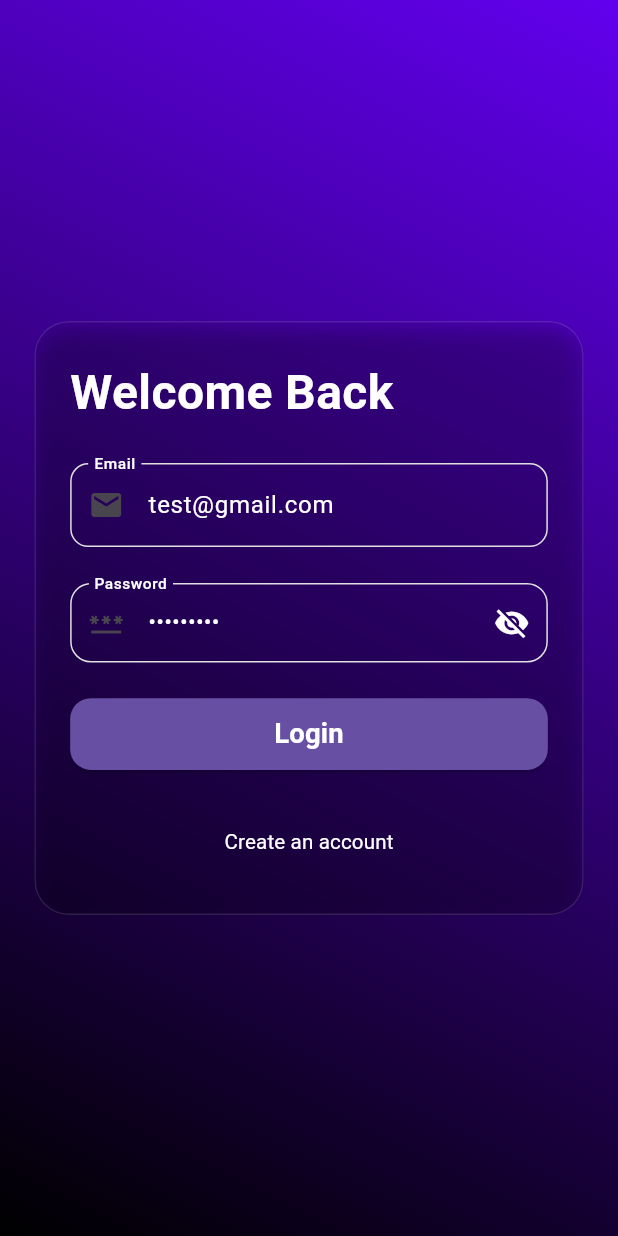
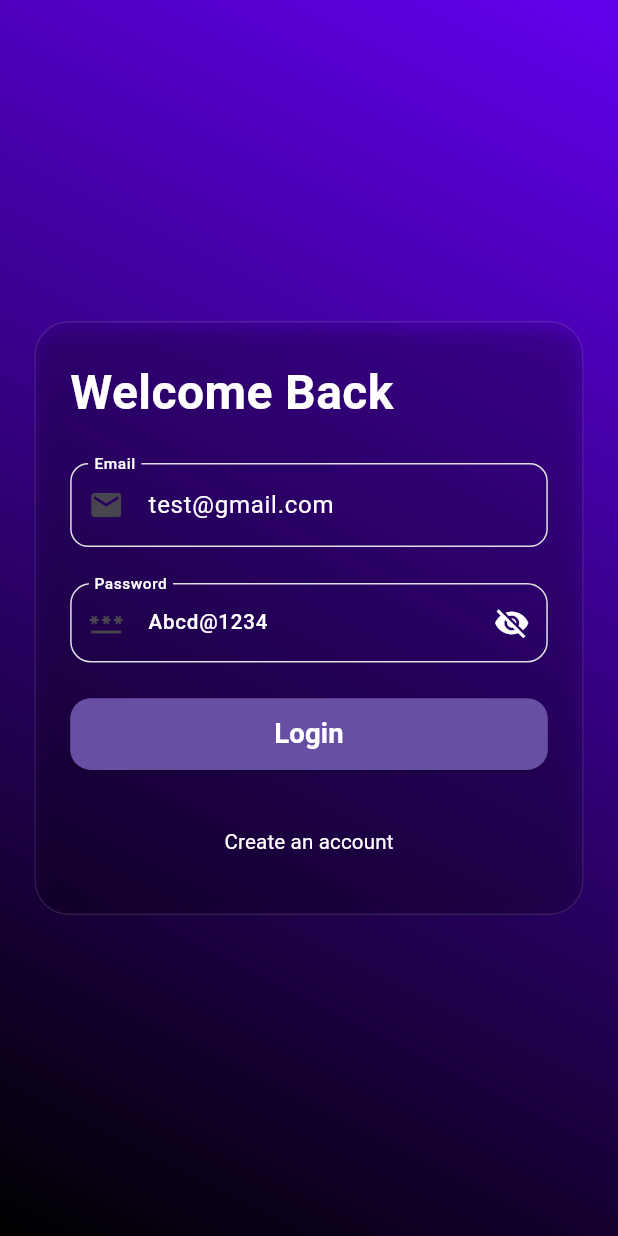
Before and after one commit to VigneshJagannadhan/slot_booking_app, a Flutter app: the screen it shows after launch, on a phone screen of 412 x 824 dp. Run offline on Flutter 3.47's test engine with Material 3 defaults, Android fonts, the phone set to English and light mode, and no system bars; our stand-ins replace connectivity_plus, dio, equatable, flutter_bloc, flutter_dotenv, flutter_screenutil and 4 more.

Commit message:
Auth Mode bloc and Visbility bloc removed. Updated code with value notifier

```diff
--- a/lib/core/di/service_locator.dart
+++ b/lib/core/di/service_locator.dart
@@ -8,8 +8,6 @@ import 'package:slot_booking_app/features/auth/data/data_sources/auth_data_sourc
 import 'package:slot_booking_app/features/auth/domain/usecases/login_usecase.dart';
 import 'package:slot_booking_app/features/auth/domain/usecases/register_usecase.dart';
 import 'package:slot_booking_app/features/auth/presentation/bloc/auth/auth_bloc.dart';
-import 'package:slot_booking_app/features/auth/presentation/bloc/auth/auth_ui_bloc.dart';
-import 'package:slot_booking_app/features/auth/presentation/bloc/visibility/visibility_bloc.dart';
 import 'package:slot_booking_app/core/helpers/network_info_helper.dart';
 import 'package:slot_booking_app/core/services/api_service.dart';
 
@@ -65,8 +63,4 @@ Future<void> initDependencies() async {
   sl.registerFactory<AuthBloc>(
     () => AuthBloc(login: sl<LoginUseCase>(), register: sl<RegisterUseCase>()),
   );
-
-  sl.registerFactory<VisibilityBloc>(() => VisibilityBloc());
-
-  sl.registerFactory<AuthUIBloc>(() => AuthUIBloc());
 }
--- a/lib/core/routes/app_routes.dart
+++ b/lib/core/routes/app_routes.dart
@@ -1,6 +1,6 @@
 import 'package:flutter/material.dart';
 import 'package:slot_booking_app/features/auth/presentation/screens/register_screen.dart';
-import 'package:slot_booking_app/features/auth/presentation/splash_screen.dart';
+import 'package:slot_booking_app/features/auth/presentation/screens/splash_screen.dart';
 import 'package:slot_booking_app/features/home/presentation/screens/home_screen.dart';
 
 class AppRoutes {
--- a/lib/features/auth/data/repositories/auth_repository.dart
+++ b/lib/features/auth/data/repositories/auth_repository.dart
@@ -8,5 +8,6 @@ abstract class AuthRepository {
     String name,
     String email,
     String password,
+    bool isDoctor,
   );
 }
--- a/lib/features/auth/domain/usecases/register_usecase.dart
+++ b/lib/features/auth/domain/usecases/register_usecase.dart
@@ -11,5 +11,6 @@ class RegisterUseCase {
     String name,
     String email,
     String password,
-  ) => repo.register(name, email, password);
+    bool isDoctor,
+  ) => repo.register(name, email, password, isDoctor);
 }
--- a/lib/features/auth/presentation/bloc/auth/auth_bloc.dart
+++ b/lib/features/auth/presentation/bloc/auth/auth_bloc.dart
@@ -36,7 +36,7 @@ class AuthBloc extends Bloc<AuthEvent, AuthState> {
     Emitter<AuthState> emit,
   ) async {
     emit(AuthLoading());
-    final result = await register(e.name, e.email, e.password);
+    final result = await register(e.name, e.email, e.password, e.isDoctor);
     result.fold((f) => emit(AuthFailure(f)), (token) async {
       emit(AuthSuccess(token));
       if (token.token != null) {
--- a/lib/features/auth/presentation/bloc/auth/auth_event.dart
+++ b/lib/features/auth/presentation/bloc/auth/auth_event.dart
@@ -20,14 +20,16 @@ class RegisterRequested extends AuthEvent {
   final String name;
   final String email;
   final String password;
+  final bool isDoctor;
   const RegisterRequested({
     required this.name,
     required this.email,
     required this.password,
+    required this.isDoctor,
   });
 
   @override
-  List<Object?> get props => [name, email, password];
+  List<Object?> get props => [name, email, password, isDoctor];
 }
 
 class LogoutRequested extends AuthEvent {
--- a/lib/features/auth/presentation/bloc/auth/auth_ui_bloc.dart
+++ /dev/null
@@ -1,17 +0,0 @@
-// presentation/bloc/auth_bloc.dart
-import 'package:flutter_bloc/flutter_bloc.dart';
-import 'package:slot_booking_app/features/auth/presentation/bloc/auth/auth_ui_event.dart';
-import 'package:slot_booking_app/features/auth/presentation/bloc/auth/auth_ui_state.dart';
-
-class AuthUIBloc extends Bloc<AuthModeEvent, AuthModeState> {
-  AuthUIBloc() : super(AuthModeLogin()) {
-    on<AuthModeChanged>(_onAuthModeChanged);
-  }
-  void _onAuthModeChanged(AuthModeChanged event, Emitter<AuthModeState> emit) {
-    if (state is AuthModeLogin) {
-      emit(AuthModeRegister());
-    } else {
-      emit(AuthModeLogin());
-    }
-  }
-}
--- a/lib/features/auth/presentation/bloc/auth/auth_ui_event.dart
+++ /dev/null
@@ -1,9 +0,0 @@
-import 'package:equatable/equatable.dart';
-
-abstract class AuthModeEvent extends Equatable {
-  const AuthModeEvent();
-  @override
-  List<Object?> get props => [];
-}
-
-class AuthModeChanged extends AuthModeEvent {}
--- a/lib/features/auth/presentation/bloc/auth/auth_ui_state.dart
+++ /dev/null
@@ -1,11 +0,0 @@
-import 'package:equatable/equatable.dart';
-
-abstract class AuthModeState extends Equatable {
-  const AuthModeState();
-  @override
-  List<Object?> get props => [];
-}
-
-class AuthModeLogin extends AuthModeState {}
-
-class AuthModeRegister extends AuthModeState {}
--- a/lib/features/auth/presentation/bloc/visibility/visibility_bloc.dart
+++ /dev/null
@@ -1,18 +0,0 @@
-import 'package:flutter_bloc/flutter_bloc.dart';
-
-part 'visibility_event.dart';
-part 'visibility_state.dart';
-
-class VisibilityBloc extends Bloc<VisibilityEvent, VisibilityState> {
-  VisibilityBloc() : super(VisibilityOffState()) {
-    on<VisibilityToggleEvent>(_toggleVisibility);
-  }
-
-  _toggleVisibility(event, emit) {
-    if (state is VisibilityOnState) {
-      emit(VisibilityOffState());
-    } else {
-      emit(VisibilityOnState());
-    }
-  }
-}
--- a/lib/features/auth/presentation/bloc/visibility/visibility_event.dart
+++ /dev/null
@@ -1,5 +0,0 @@
-part of 'visibility_bloc.dart';
-
-sealed class VisibilityEvent {}
-
-class VisibilityToggleEvent extends VisibilityEvent {}
--- a/lib/features/auth/presentation/bloc/visibility/visibility_state.dart
+++ /dev/null
@@ -1,7 +0,0 @@
-part of 'visibility_bloc.dart';
-
-sealed class VisibilityState {}
-
-class VisibilityOffState extends VisibilityState {}
-
-class VisibilityOnState extends VisibilityState {}
--- a/lib/features/auth/presentation/screens/register_screen.dart
+++ b/lib/features/auth/presentation/screens/register_screen.dart
@@ -1,3 +1,5 @@
+import 'dart:developer';
+
 import 'package:flutter/material.dart';
 import 'package:flutter_bloc/flutter_bloc.dart';
 import 'package:flutter_screenutil/flutter_screenutil.dart';
@@ -7,9 +9,6 @@
 import 'package:slot_booking_app/features/auth/presentation/bloc/auth/auth_bloc.dart';
 import 'package:slot_booking_app/features/auth/presentation/bloc/auth/auth_event.dart';
 import 'package:slot_booking_app/features/auth/presentation/bloc/auth/auth_state.dart';
-import 'package:slot_booking_app/features/auth/presentation/bloc/auth/auth_ui_bloc.dart';
-import 'package:slot_booking_app/features/auth/presentation/bloc/auth/auth_ui_event.dart';
-import 'package:slot_booking_app/features/auth/presentation/bloc/auth/auth_ui_state.dart';
 import 'package:slot_booking_app/features/auth/presentation/widgets/custom_text_form_field.dart';
 import 'package:slot_booking_app/features/auth/presentation/widgets/liquid_glass_background.dart';
 import 'package:slot_booking_app/features/auth/presentation/widgets/password_text_form_field.dart';
@@ -40,21 +39,25 @@
   final TextEditingController _confirmPasswordController =
       TextEditingController(text: 'Abcd@1234');
 
+  final ValueNotifier<bool> isInLoginMode = ValueNotifier<bool>(true);
+  final ValueNotifier<bool> _isDoctor = ValueNotifier<bool>(false);
+
   @override
   void dispose() {
     _nameController.dispose();
     _emailController.dispose();
     _passwordController.dispose();
     _confirmPasswordController.dispose();
+    isInLoginMode.dispose();
     super.dispose();
   }
 
   @override
   Widget build(BuildContext context) {
     return Scaffold(
-      body: BlocBuilder<AuthUIBloc, AuthModeState>(
-        builder: (context, state) {
-          bool isInLoginMode = state is AuthModeLogin;
+      body: ValueListenableBuilder<bool>(
+        valueListenable: isInLoginMode,
+        builder: (context, isInLoginMode, _) {
           return Form(
             key: _formKey,
             child: Container(
@@ -101,6 +104,28 @@
                           controller: _emailController,
                           validator: AppValidators.validateEmail,
                         ),
+                        if (!isInLoginMode) SizedBox(height: 20.h),
+                        if (!isInLoginMode)
+                          ValueListenableBuilder<bool>(
+                            valueListenable: _isDoctor,
+                            builder: (context, isDoctor, _) {
+                              return Row(
+                                children: [
+                                  Text(
+                                    "Are you a doctor?",
+                                    style: AppStyles.ts12CFFFFFFW400,
+                                  ),
+                                  SizedBox(width: 20.w),
+                                  Switch.adaptive(
+                                    value: isDoctor,
+                                    onChanged: (v) {
+                                      _isDoctor.value = v;
+                                    },
+                                  ),
+                                ],
+                              );
+                            },
+                          ),
                         SizedBox(height: 20.h),
                         PasswordTextFormField(
                           labelText: 'Password',
@@ -165,8 +190,7 @@
   }
 
   void _onAuthModeButtonPressed(BuildContext context) {
-    final authUiBloc = context.read<AuthUIBloc>();
-    authUiBloc.add(AuthModeChanged());
+    isInLoginMode.value = !isInLoginMode.value;
   }
 
   void _onSubmitButtonPressed({
@@ -184,6 +208,7 @@
               name: _nameController.text,
               email: _emailController.text,
               password: _passwordController.text,
+              isDoctor: _isDoctor.value,
             ),
       );
     }
--- a/lib/features/auth/presentation/widgets/password_text_form_field.dart
+++ b/lib/features/auth/presentation/widgets/password_text_form_field.dart
@@ -1,10 +1,8 @@
 import 'package:flutter/material.dart';
-import 'package:flutter_bloc/flutter_bloc.dart';
 import 'package:flutter_screenutil/flutter_screenutil.dart';
-import 'package:slot_booking_app/features/auth/presentation/bloc/visibility/visibility_bloc.dart';
 import 'package:slot_booking_app/core/themes/app_styles.dart';
 
-class PasswordTextFormField extends StatelessWidget {
+class PasswordTextFormField extends StatefulWidget {
   const PasswordTextFormField({
     super.key,
     required this.labelText,
@@ -19,30 +17,39 @@ class PasswordTextFormField extends StatelessWidget {
   final FormFieldValidator<String> validator;
 
   @override
+  State<PasswordTextFormField> createState() => _PasswordTextFormFieldState();
+}
+
+class _PasswordTextFormFieldState extends State<PasswordTextFormField> {
+  final ValueNotifier<bool> _isVisible = ValueNotifier<bool>(false);
+
+  @override
+  void dispose() {
+    _isVisible.dispose();
+    super.dispose();
+  }
+
+  @override
   Widget build(BuildContext context) {
-    return BlocBuilder<VisibilityBloc, VisibilityState>(
-      builder: (context, state) {
+    return ValueListenableBuilder<bool>(
+      valueListenable: _isVisible,
+      builder: (context, isVisible, _) {
         return TextFormField(
-          controller: controller,
-          validator: validator,
+          controller: widget.controller,
+          validator: widget.validator,
           style: AppStyles.ts12CFFFFFFW500,
-          obscureText: state is VisibilityOffState,
+          obscureText: isVisible,
           autovalidateMode: AutovalidateMode.onUserInteraction,
           decoration: InputDecoration(
-            labelText: labelText,
-            hintText: hintText,
+            labelText: widget.labelText,
+            hintText: widget.hintText,
             labelStyle: AppStyles.ts12CFFFFFFW500,
             hintStyle: AppStyles.ts12CFFFFFFW500,
             prefixIcon: Icon(Icons.password),
             suffixIcon: GestureDetector(
-              onTap:
-                  () => context.read<VisibilityBloc>().add(
-                    VisibilityToggleEvent(),
-                  ),
+              onTap: () => _isVisible.value = !_isVisible.value,
               child: Icon(
-                state is VisibilityOnState
-                    ? Icons.visibility
-                    : Icons.visibility_off,
+                isVisible ? Icons.visibility : Icons.visibility_off,
                 color: Colors.white,
               ),
             ),
--- a/lib/utils/app_blocs.dart
+++ b/lib/utils/app_blocs.dart
@@ -1,11 +1,5 @@
 import 'package:flutter_bloc/flutter_bloc.dart';
 import 'package:slot_booking_app/features/auth/presentation/bloc/auth/auth_bloc.dart';
-import 'package:slot_booking_app/features/auth/presentation/bloc/auth/auth_ui_bloc.dart';
-import 'package:slot_booking_app/features/auth/presentation/bloc/visibility/visibility_bloc.dart';
 import 'package:slot_booking_app/core/di/service_locator.dart';
 
-getAppBlocs() => [
-  BlocProvider(create: (context) => sl<AuthBloc>()),
-  BlocProvider(create: (context) => sl<VisibilityBloc>()),
-  BlocProvider(create: (context) => sl<AuthUIBloc>()),
-];
+getAppBlocs() => [BlocProvider(create: (context) => sl<AuthBloc>())];
```
Also changed, not shown: lib/features/auth/data/data_sources/auth_data_sources.dart (+18 -3 lines), lib/features/auth/data/repositories/auth_repository_impl.dart (+6 -1 lines), lib/features/auth/presentation/screens/splash_screen.dart (renamed from lib/features/auth/presentation/splash_screen.dart).
